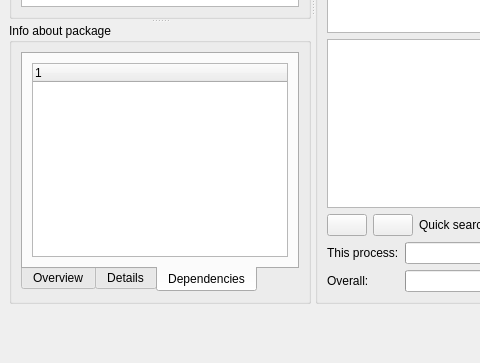
Qt form mpkg/manager/pkgmanager.ui (BackupTheBerlios/mops) before a commit; both pictures show x 0 to 480 and y 322 to 685 of the 1008 by 685 pixel window.
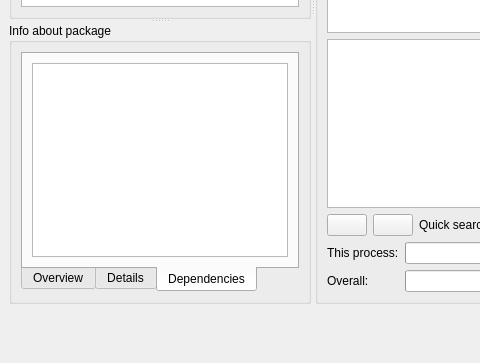
The same form after that commit. The open tabs and pages were chosen to show the change. Icons and pictures are not drawn.

```diff
--- a/mpkg/manager/pkgmanager.ui
+++ b/mpkg/manager/pkgmanager.ui
@@ -231,13 +231,7 @@
               <number>9</number>
              </property>
              <item>
-              <widget class="QTreeWidget" name="depTreeWidget" >
-               <column>
-                <property name="text" >
-                 <string>1</string>
-                </property>
-               </column>
-              </widget>
+              <widget class="QTextBrowser" name="depTextBrowser" />
              </item>
             </layout>
            </widget>
```
Left out of the diff: 58 changed lines with no effect on the pictures.
